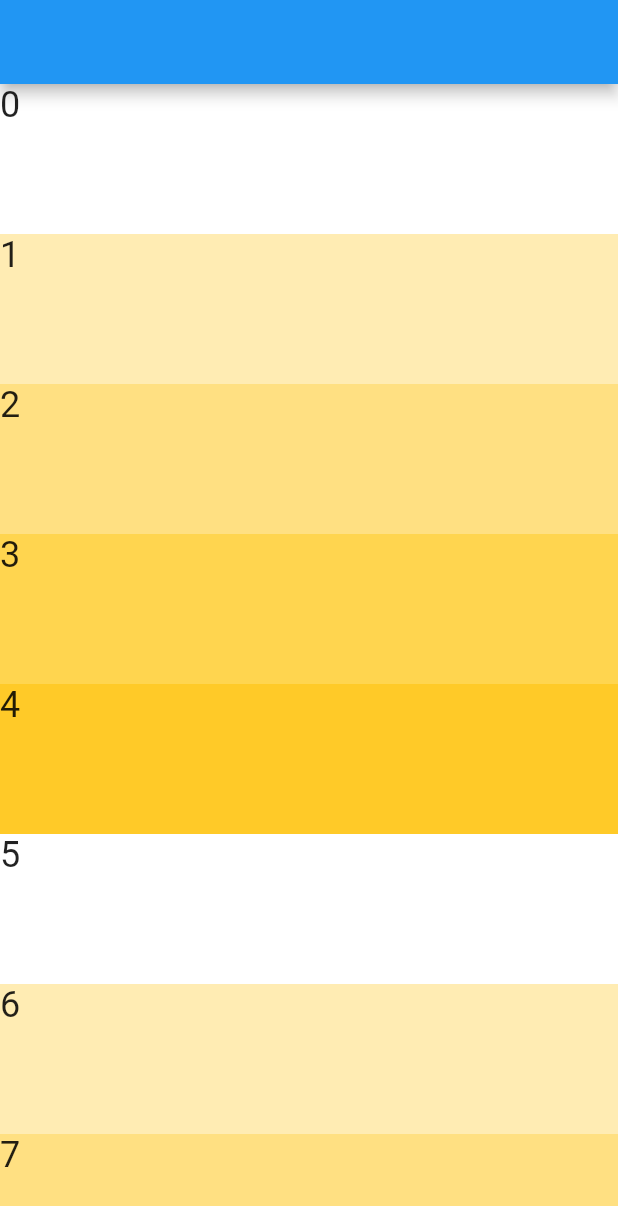
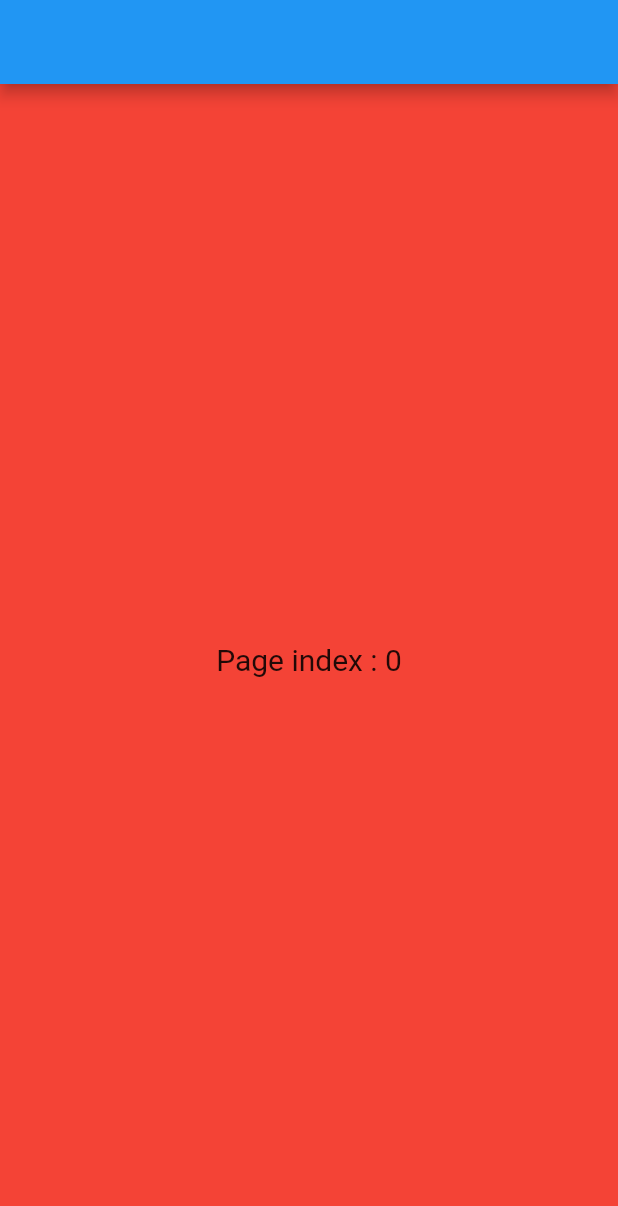
Before and after one commit to px64vk12/pbh_flutter_example, a Flutter app: the screen it shows after launch, on a phone screen of 412 x 824 dp. Shown: the top 1206 px of the screen. Run offline on Flutter 3.47's test engine with Material 2 defaults, Android fonts, the phone set to English and light mode, and no system bars.

Commit message:
first commit

```diff
--- a/lib/main.dart
+++ b/lib/main.dart
@@ -28,25 +28,59 @@ class _MyAppState extends State<MyApp> {
             crossAxisAlignment: CrossAxisAlignment.center,
             children: <Widget>[
               Expanded(
-                child: ListView.builder(
-                  itemCount: 100, // 전체 아이템 개수
-                  itemBuilder: (context, index) {
-                    // index는 0 ~ 99까지 증가하며 itemCount만큼 호출됩니다.
-                    // 위젯을 반환해야 합니다.
-                    return Container(
-                      height: 100,
-                      width: 100,
-                      color: Colors.amber[100 * (index % 5)],
-                      child: Text(
-                        "$index",
-                        style: TextStyle(
-                          fontSize: 24,
+                  child: PageView(
+                // 페이지 목록
+                children: [
+                  // 첫 번째 페이지
+                  SizedBox.expand(
+                    child: Container(
+                      color: Colors.red,
+                      child: Center(
+                        child: Text(
+                          'Page index : 0',
+                          style: TextStyle(fontSize: 20),
                         ),
                       ),
-                    );
-                  },
-                ),
-              )
+                    ),
+                  ),
+                  // 두 번째 페이지
+                  SizedBox.expand(
+                    child: Container(
+                      color: Colors.yellow,
+                      child: Center(
+                        child: Text(
+                          'Page index : 1',
+                          style: TextStyle(fontSize: 20),
+                        ),
+                      ),
+                    ),
+                  ),
+                  // 세 번째 페이지
+                  SizedBox.expand(
+                    child: Container(
+                      color: Colors.green,
+                      child: Center(
+                        child: Text(
+                          'Page index : 2',
+                          style: TextStyle(fontSize: 20),
+                        ),
+                      ),
+                    ),
+                  ),
+                  // 네 번째 페이지
+                  SizedBox.expand(
+                    child: Container(
+                      color: Colors.blue,
+                      child: Center(
+                        child: Text(
+                          'Page index : 3',
+                          style: TextStyle(fontSize: 20),
+                        ),
+                      ),
+                    ),
+                  )
+                ],
+              ))
             ],
           ),
         ),
```
